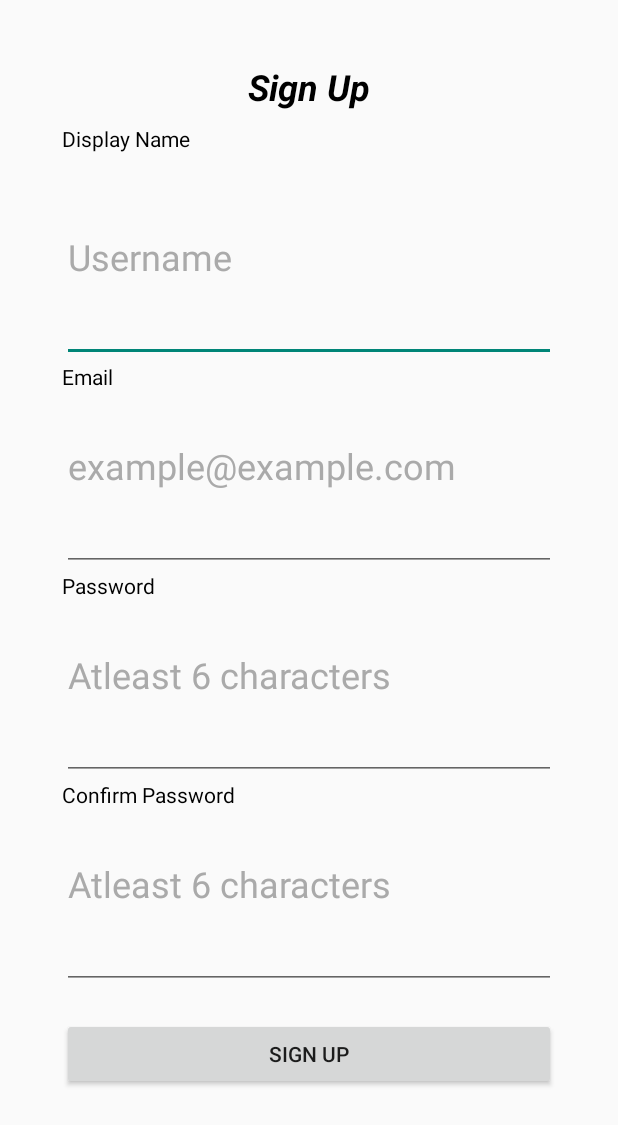
After one commit to maiSamirMohammad/FoodPlanner, an Android app: the SignUp screen opened directly, with no data from a screen before it, on a phone screen of 412 x 824 dp. The commit adds this screen. Shown: the top 1125 px of the screen. Run offline under Robolectric (Android 15) with nearby library versions, the phone set to English and light mode, and no system bars.

Commit message:
Sign Up GUI

```diff
--- a/app/src/main/AndroidManifest.xml
+++ b/app/src/main/AndroidManifest.xml
@@ -9,14 +9,19 @@
         android:icon="@mipmap/ic_launcher"
         android:label="@string/app_name"
         android:supportsRtl="true"
-        android:theme="@style/Theme.AppCompat.NoActionBar"
+        android:theme="@style/Theme.AppCompat.Light.NoActionBar"
         tools:targetApi="31">
         <activity
-            android:name=".MainActivity"
+            android:name=".SignUp"
             android:exported="false" />
         <activity
+            android:name=".MainActivity"
+            android:exported="false"
+            android:screenOrientation="portrait" />
+        <activity
             android:name=".StartScreen"
-            android:exported="true">
+            android:exported="true"
+            android:screenOrientation="portrait">
             <intent-filter>
                 <action android:name="android.intent.action.MAIN" />
 
--- /dev/null
+++ b/app/src/main/java/com/example/foodplanner/SignUp.java
@@ -0,0 +1,14 @@
+package com.example.foodplanner;
+
+import androidx.appcompat.app.AppCompatActivity;
+
+import android.os.Bundle;
+
+public class SignUp extends AppCompatActivity {
+
+    @Override
+    protected void onCreate(Bundle savedInstanceState) {
+        super.onCreate(savedInstanceState);
+        setContentView(R.layout.activity_sign_up);
+    }
+}
--- /dev/null
+++ b/app/src/main/res/drawable/launcher_icon.xml
@@ -0,0 +1,5 @@
+<vector android:height="24dp" android:tint="#0000FF"
+    android:viewportHeight="24" android:viewportWidth="24"
+    android:width="24dp" xmlns:android="http://schemas.android.com/apk/res/android">
+    <path android:fillColor="@android:color/white" android:pathData="M12,3L4,9v12h16V9L12,3zM12.5,12.5c0,0.83 -0.67,1.5 -1.5,1.5v4h-1v-4c-0.83,0 -1.5,-0.67 -1.5,-1.5v-3h1v3H10v-3h1v3h0.5v-3h1V12.5zM15,18h-1v-3.5h-1v-3c0,-1.1 0.9,-2 2,-2V18z"/>
+</vector>
--- /dev/null
+++ b/app/src/main/res/layout/activity_sign_up.xml
@@ -0,0 +1,188 @@
+<?xml version="1.0" encoding="utf-8"?>
+<androidx.constraintlayout.widget.ConstraintLayout xmlns:android="http://schemas.android.com/apk/res/android"
+    xmlns:app="http://schemas.android.com/apk/res-auto"
+    xmlns:tools="http://schemas.android.com/tools"
+    android:layout_width="match_parent"
+    android:layout_height="match_parent"
+    tools:context=".SignUp">
+
+    <Button
+        android:id="@+id/btn_signup_signup"
+        android:layout_width="0dp"
+        android:layout_height="wrap_content"
+        android:text="@string/sign_up"
+        app:layout_constraintEnd_toStartOf="@+id/guideline_right"
+        app:layout_constraintHorizontal_bias="0.0"
+        app:layout_constraintStart_toStartOf="@+id/guideline_left"
+        app:layout_constraintTop_toBottomOf="@+id/tv_signup_error" />
+
+    <EditText
+        android:id="@+id/et_signup_person_name"
+        android:layout_width="0dp"
+        android:layout_height="0dp"
+        android:ems="10"
+        android:hint="@string/name_hint"
+        android:autofillHints="username"
+        android:inputType="textPersonName"
+        android:textColor="@android:color/black"
+        android:textColorHint="@android:color/darker_gray"
+        android:textSize="24sp"
+        app:layout_constraintBottom_toTopOf="@+id/et_signup_email"
+        app:layout_constraintEnd_toStartOf="@+id/guideline_right"
+        app:layout_constraintHorizontal_bias="0.5"
+        app:layout_constraintStart_toStartOf="@+id/guideline_left"
+        app:layout_constraintTop_toBottomOf="@+id/tv_signup_person_name" />
+
+
+    <EditText
+        android:id="@+id/et_signup_email"
+        android:layout_width="0dp"
+        android:layout_height="0dp"
+        android:ems="10"
+        android:hint="@string/email_hint"
+        android:autofillHints="emailAddress"
+        android:inputType="textEmailAddress"
+        android:textColor="@android:color/black"
+        android:textColorHint="@android:color/darker_gray"
+        android:textSize="24sp"
+        app:layout_constraintBottom_toTopOf="@+id/et_signup_password"
+        app:layout_constraintEnd_toStartOf="@+id/guideline_right"
+        app:layout_constraintHorizontal_bias="0.5"
+        app:layout_constraintStart_toStartOf="@+id/guideline_left"
+        app:layout_constraintTop_toBottomOf="@+id/et_signup_person_name" />
+
+    <EditText
+        android:id="@+id/et_signup_password"
+        android:layout_width="0dp"
+        android:layout_height="0dp"
+        android:ems="10"
+        android:hint="@string/password_hint"
+        android:autofillHints="password"
+        android:inputType="textPassword"
+        android:singleLine="false"
+        android:textColor="@android:color/black"
+        android:textColorHint="@android:color/darker_gray"
+        android:textSize="24sp"
+        app:layout_constraintBottom_toTopOf="@+id/et_signup_confirm_password"
+        app:layout_constraintEnd_toStartOf="@+id/guideline_right"
+        app:layout_constraintHorizontal_bias="0.5"
+        app:layout_constraintStart_toStartOf="@+id/guideline_left"
+        app:layout_constraintTop_toBottomOf="@+id/et_signup_email" />
+
+    <EditText
+        android:id="@+id/et_signup_confirm_password"
+        android:layout_width="0dp"
+        android:layout_height="0dp"
+        android:ems="10"
+        android:hint="@string/password_hint"
+        android:autofillHints="password"
+        android:inputType="textPassword"
+        android:textColor="@android:color/black"
+        android:textColorHint="@android:color/darker_gray"
+        android:textSize="24sp"
+        app:layout_constraintBottom_toTopOf="@+id/tv_signup_error"
+        app:layout_constraintEnd_toStartOf="@+id/guideline_right"
+        app:layout_constraintHorizontal_bias="0.5"
+        app:layout_constraintStart_toStartOf="@+id/guideline_left"
+        app:layout_constraintTop_toBottomOf="@+id/et_signup_password" />
+
+    <TextView
+        android:id="@+id/tv_signup_error"
+        android:layout_width="wrap_content"
+        android:layout_height="wrap_content"
+        android:text="@string/empty"
+        android:textColor="@color/design_default_color_error"
+        app:layout_constraintStart_toStartOf="@+id/guideline_left"
+        app:layout_constraintTop_toTopOf="@+id/guideline_middle" />
+
+    <TextView
+        android:layout_width="wrap_content"
+        android:layout_height="wrap_content"
+        android:text="@string/sign_up"
+        android:textColor="@color/black"
+        android:textSize="24sp"
+        android:textStyle="bold|italic"
+        app:layout_constraintEnd_toStartOf="@+id/guideline_right"
+        app:layout_constraintStart_toStartOf="@+id/guideline_left"
+        app:layout_constraintTop_toBottomOf="@+id/guideline_top" />
+
+    <TextView
+        android:id="@+id/tv_signup_person_name"
+        android:layout_width="wrap_content"
+        android:layout_height="wrap_content"
+        android:text="@string/display_name"
+        android:textColor="@android:color/black"
+        app:layout_constraintStart_toStartOf="@+id/guideline_left"
+        app:layout_constraintTop_toTopOf="@+id/guideline_under_title" />
+
+    <TextView
+        android:id="@+id/tv_signup_email"
+        android:layout_width="wrap_content"
+        android:layout_height="wrap_content"
+        android:text="@string/email"
+        android:textColor="@android:color/black"
+        app:layout_constraintStart_toStartOf="@+id/guideline_left"
+        app:layout_constraintTop_toBottomOf="@+id/et_signup_person_name" />
+
+    <TextView
+        android:id="@+id/tv_signup_password"
+        android:layout_width="wrap_content"
+        android:layout_height="wrap_content"
+        android:text="@string/password"
+        android:textColor="@android:color/black"
+        app:layout_constraintStart_toStartOf="@+id/guideline_left"
+        app:layout_constraintTop_toBottomOf="@+id/et_signup_email" />
+
+    <TextView
+        android:id="@+id/tv_signup_confirm_password"
+        android:layout_width="wrap_content"
+        android:layout_height="wrap_content"
+        android:text="@string/confirm_password"
+        android:textColor="@android:color/black"
+        app:layout_constraintStart_toStartOf="@+id/guideline_left"
+        app:layout_constraintTop_toBottomOf="@+id/et_signup_password" />
+
+
+    <androidx.constraintlayout.widget.Guideline
+        android:id="@+id/guideline_under_title"
+        android:layout_width="wrap_content"
+        android:layout_height="wrap_content"
+        android:orientation="horizontal"
+        app:layout_constraintGuide_percent="0.1" />
+
+    <androidx.constraintlayout.widget.Guideline
+        android:id="@+id/guideline_middle"
+        android:layout_width="wrap_content"
+        android:layout_height="wrap_content"
+        android:orientation="horizontal"
+        app:layout_constraintGuide_percent="0.8" />
+
+    <androidx.constraintlayout.widget.Guideline
+        android:id="@+id/guideline_top"
+        android:layout_width="wrap_content"
+        android:layout_height="wrap_content"
+        android:orientation="horizontal"
+        app:layout_constraintGuide_percent="0.05" />
+
+    <androidx.constraintlayout.widget.Guideline
+        android:id="@+id/guideline_bottom"
+        android:layout_width="wrap_content"
+        android:layout_height="wrap_content"
+        android:orientation="horizontal"
+        app:layout_constraintGuide_percent="0.98" />
+
+    <androidx.constraintlayout.widget.Guideline
+        android:id="@+id/guideline_left"
+        android:layout_width="wrap_content"
+        android:layout_height="wrap_content"
+        android:orientation="vertical"
+        app:layout_constraintGuide_percent="0.1" />
+
+    <androidx.constraintlayout.widget.Guideline
+        android:id="@+id/guideline_right"
+        android:layout_width="wrap_content"
+        android:layout_height="wrap_content"
+        android:orientation="vertical"
+        app:layout_constraintGuide_percent="0.9" />
+
+</androidx.constraintlayout.widget.ConstraintLayout>
--- a/app/src/main/res/mipmap-anydpi-v26/ic_launcher.xml
+++ b/app/src/main/res/mipmap-anydpi-v26/ic_launcher.xml
@@ -1,5 +1,5 @@
 <?xml version="1.0" encoding="utf-8"?>
 <adaptive-icon xmlns:android="http://schemas.android.com/apk/res/android">
     <background android:drawable="@drawable/ic_launcher_background" />
-    <foreground android:drawable="@drawable/ic_launcher_foreground" />
+    <foreground android:drawable="@drawable/launcher_icon" />
 </adaptive-icon>
--- a/app/src/main/res/values/strings.xml
+++ b/app/src/main/res/values/strings.xml
@@ -1,8 +1,16 @@
 <resources>
     <string name="app_name">Delicious Dish</string>
+    <string name="empty"></string>
     <string name="log_in">Log In</string>
     <string name="sign_up">Sign Up</string>
     <string name="skip">Skip</string>
     <string name="content_description_pancakes">Pancakes Background</string>
     <string name="content_description_google">Google Log In</string>
+    <string name="display_name">Display Name</string>
+    <string name="email">Email</string>
+    <string name="password">Password</string>
+    <string name="confirm_password">Confirm Password</string>
+    <string name="password_hint">Atleast 6 characters</string>
+    <string name="email_hint">example@example.com</string>
+    <string name="name_hint">Username</string>
 </resources>
```
